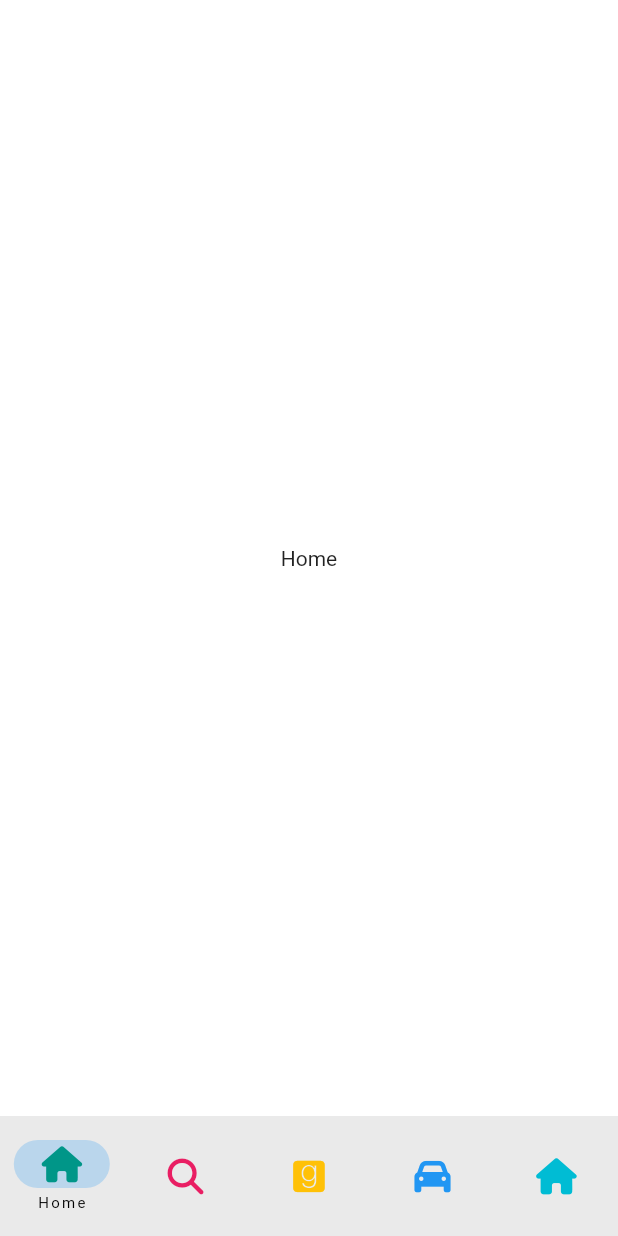
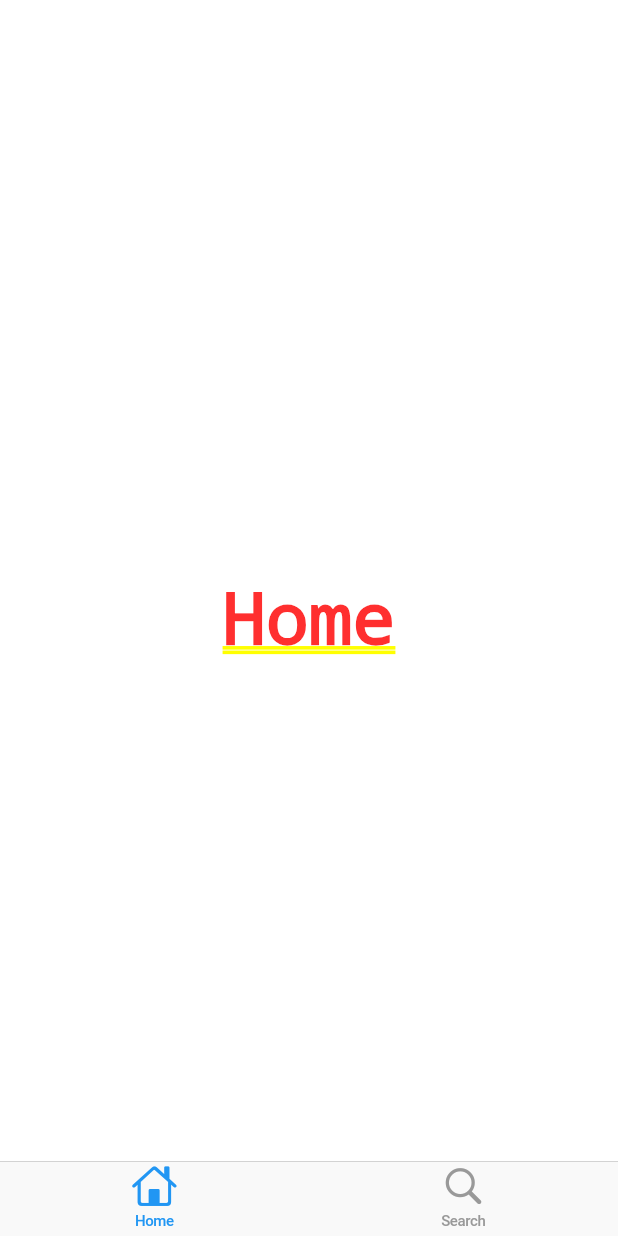
Before and after one commit to horu2day/tiktok_clone, a Flutter app: the screen it shows after launch, on a phone screen of 412 x 824 dp. Run offline on Flutter 3.47's test engine with Material 2 defaults, Android fonts, the phone set to English and light mode, and no system bars; our stand-ins replace font_awesome_flutter.

Commit message:
#6.4 CupertinoTabBar

```diff
--- a/lib/screens/features/main_navigation/main_navigation_screen.dart
+++ b/lib/screens/features/main_navigation/main_navigation_screen.dart
@@ -1,5 +1,4 @@
-import 'package:flutter/material.dart';
-import 'package:font_awesome_flutter/font_awesome_flutter.dart';
+import 'package:flutter/cupertino.dart';
 
 class MainNavigationScreen extends StatefulWidget {
   const MainNavigationScreen({super.key});
@@ -37,50 +36,18 @@ class _MainNavigationScreenState extends State<MainNavigationScreen> {
 
   @override
   Widget build(BuildContext context) {
-    return Scaffold(
-      body: screens[_selectedIndex],
-      bottomNavigationBar: NavigationBar(
-        selectedIndex: _selectedIndex,
-        onDestinationSelected: _onTap,
-        labelBehavior: NavigationDestinationLabelBehavior.onlyShowSelected,
-        destinations: const [
-          NavigationDestination(
-            icon: FaIcon(
-              FontAwesomeIcons.house,
-              color: Colors.teal,
-            ),
-            label: 'Home',
-          ),
-          NavigationDestination(
-            icon: FaIcon(
-              FontAwesomeIcons.magnifyingGlass,
-              color: Colors.pink,
-            ),
-            label: 'Search',
-          ),
-          NavigationDestination(
-            icon: FaIcon(
-              FontAwesomeIcons.goodreads,
-              color: Colors.amber,
-            ),
-            label: 'Home',
-          ),
-          NavigationDestination(
-            icon: FaIcon(
-              FontAwesomeIcons.car,
-              color: Colors.blue,
-            ),
-            label: 'Car',
-          ),
-          NavigationDestination(
-            icon: FaIcon(
-              FontAwesomeIcons.house,
-              color: Colors.cyan,
-            ),
-            label: 'Home',
-          ),
-        ],
-      ),
+    return CupertinoTabScaffold(
+      tabBar: CupertinoTabBar(items: const [
+        BottomNavigationBarItem(
+          icon: Icon(CupertinoIcons.house),
+          label: 'Home',
+        ),
+        BottomNavigationBarItem(
+          icon: Icon(CupertinoIcons.search),
+          label: 'Search',
+        )
+      ]),
+      tabBuilder: (context, index) => screens[index],
     );
   }
 }
```
